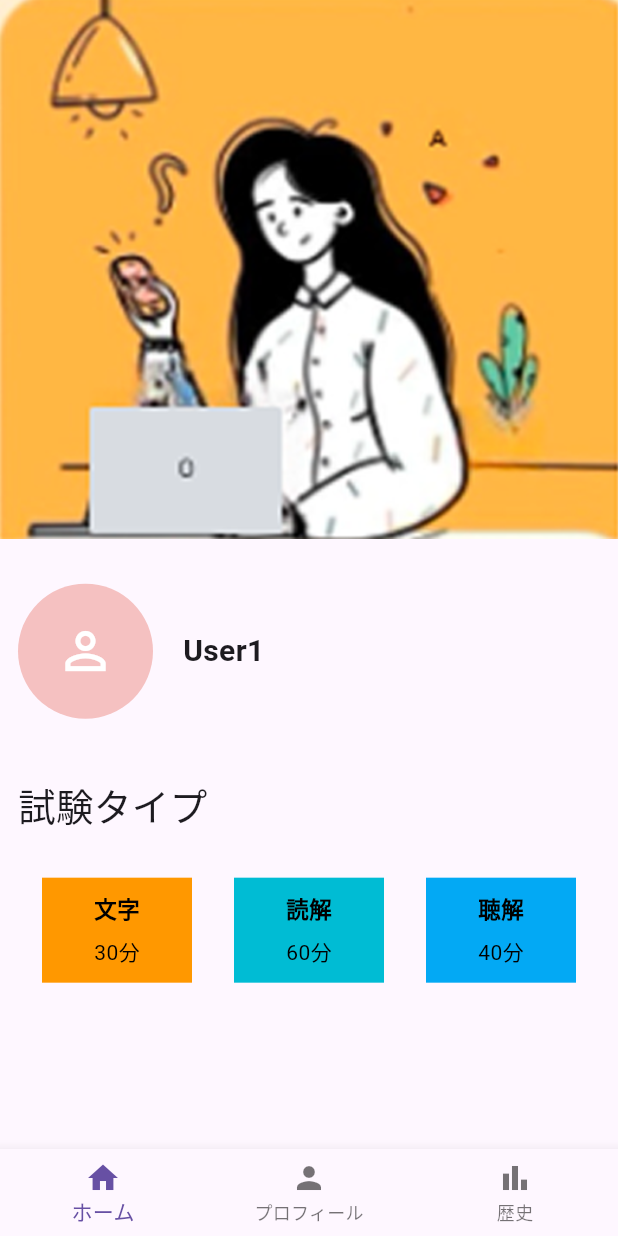
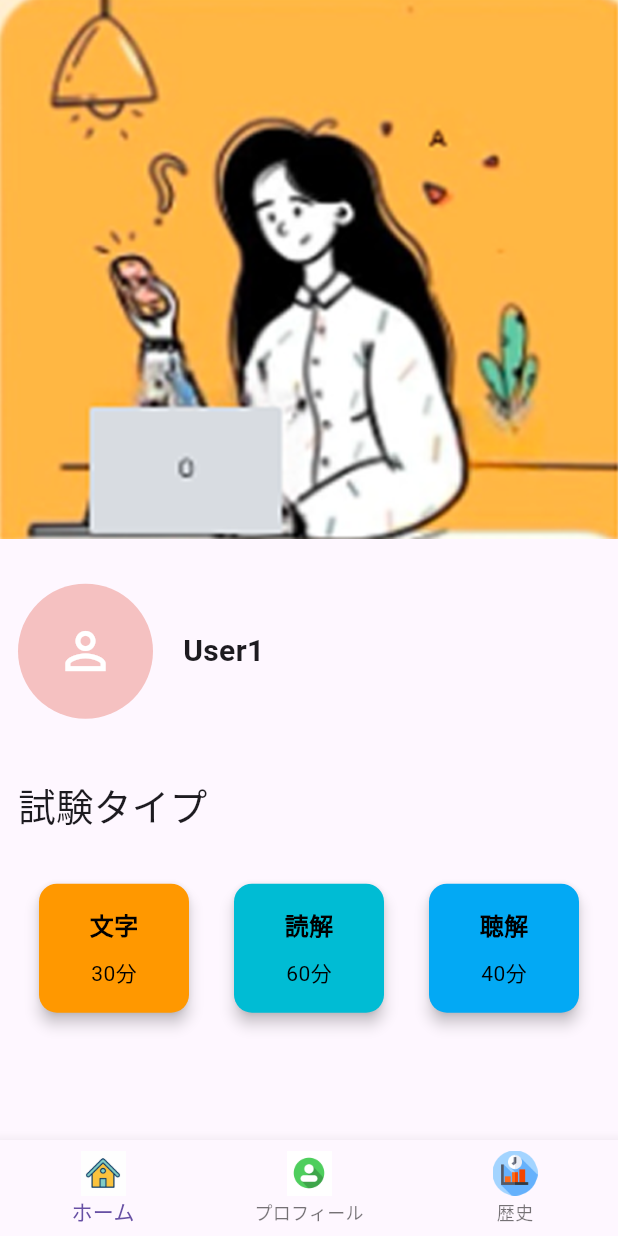
Before and after one commit to EiPhyuHtun/ojtpj, a Flutter app: the ExamDetailScreen screen opened directly with empty values, on a phone screen of 412 x 824 dp. Run offline on Flutter 3.47's test engine with Material 3 defaults, Android fonts, the phone set to English and light mode, and no system bars.

Commit message:
fix_examdetail

```diff
--- a/lib/exam_detail.dart
+++ b/lib/exam_detail.dart
@@ -1,6 +1,6 @@
 import 'package:flutter/material.dart';
 
-class ExamDetailScreen extends StatelessWidget {
+class ExamDetailScreen extends StatefulWidget {
   final String year;
   final String month;
   final String level;
@@ -13,6 +13,90 @@ class ExamDetailScreen extends StatelessWidget {
   }) : super(key: key);
 
   @override
+  _ExamDetailScreenState createState() => _ExamDetailScreenState();
+}
+
+class _ExamDetailScreenState extends State<ExamDetailScreen>
+    with SingleTickerProviderStateMixin {
+  late TabController _tabController;
+  int _currentIndex = 0;
+
+  final List<Widget> _pages = [
+    const ExamDetailTab(),
+    const SignupScreen(),
+    const HistoryScreen(),
+  ];
+
+  @override
+  void initState() {
+    super.initState();
+    _tabController = TabController(length: _pages.length, vsync: this);
+    _tabController.addListener(() {
+      if (_tabController.indexIsChanging) {
+        setState(() {
+          _currentIndex = _tabController.index;
+        });
+      }
+    });
+  }
+
+  void _onTabTapped(int index) {
+    setState(() {
+      _currentIndex = index;
+      _tabController.animateTo(index);
+    });
+  }
+
+  @override
+  void dispose() {
+    _tabController.dispose();
+    super.dispose();
+  }
+
+  @override
+  Widget build(BuildContext context) {
+    return Scaffold(
+        body: TabBarView(
+          controller: _tabController,
+          physics: const NeverScrollableScrollPhysics(),
+          children: _pages,
+        ),
+        bottomNavigationBar: BottomNavigationBar(
+          currentIndex: _currentIndex,
+          onTap: _onTabTapped,
+          items: [
+            BottomNavigationBarItem(
+              icon: SizedBox(
+                height: 30,
+                width: 30,
+                child: Image.asset('assets/images/home.jpg'),
+              ),
+              label: 'ホーム',
+            ),
+            BottomNavigationBarItem(
+              icon: SizedBox(
+                height: 30,
+                width: 30,
+                child: Image.asset('assets/images/profile.jpg'),
+              ),
+              label: 'プロフィール',
+            ),
+            BottomNavigationBarItem(
+              icon: SizedBox(
+                height: 30,
+                width: 30,
+                child: Image.asset('assets/images/history.png'),
+              ),
+              label: '歴史',
+            ),
+          ],
+        ));
+  }
+}
+
+class ExamDetailTab extends StatelessWidget {
+  const ExamDetailTab({super.key});
+  @override
   Widget build(BuildContext context) {
     return Scaffold(
       body: SafeArea(
@@ -23,8 +107,8 @@ class ExamDetailScreen extends StatelessWidget {
               width: double.infinity,
               fit: BoxFit.cover,
             ),
-            SizedBox(height: 30),
-            Padding(
+            const SizedBox(height: 30),
+            const Padding(
               padding: EdgeInsets.only(left: 12),
               child: Row(
                 mainAxisAlignment: MainAxisAlignment.start,
@@ -36,20 +120,15 @@ class ExamDetailScreen extends StatelessWidget {
                         size: 40, color: Colors.white),
                   ),
                   SizedBox(width: 20),
-                  Container(
-                    height: 90,
-                    alignment: Alignment.centerLeft,
-                    child: Text(
+                  Text(
                     'User1',
-                      style:
-                          TextStyle(fontSize: 20, fontWeight: FontWeight.bold),
-                    ),
+                    style: TextStyle(fontSize: 20, fontWeight: FontWeight.bold),
                   ),
                 ],
               ),
             ),
-            SizedBox(height: 40),
-            Row(
+            const SizedBox(height: 40),
+            const Row(
               mainAxisAlignment: MainAxisAlignment.start,
               children: [
                 Padding(
@@ -61,45 +140,79 @@ class ExamDetailScreen extends StatelessWidget {
                 ),
               ],
             ),
-            SizedBox(height: 30),
-            Row(
+            const SizedBox(height: 30),
+            const Row(
               mainAxisAlignment: MainAxisAlignment.spaceEvenly,
               children: [
-                _examTypeBox('文字', '30分', Colors.orange, Colors.black),
-                _examTypeBox('読解', '60分', Colors.cyan, Colors.black),
-                _examTypeBox('聴解', '40分', Colors.lightBlue, Colors.black),
+                _ExamTypeBox('文字', '30分', Colors.orange, Colors.black),
+                _ExamTypeBox('読解', '60分', Colors.cyan, Colors.black),
+                _ExamTypeBox('聴解', '40分', Colors.lightBlue, Colors.black),
               ],
             ),
           ],
         ),
       ),
-      bottomNavigationBar: BottomNavigationBar(
-        items: [
-          BottomNavigationBarItem(icon: Icon(Icons.home), label: 'ホーム'),
-          BottomNavigationBarItem(icon: Icon(Icons.person), label: 'プロフィール'),
-          BottomNavigationBarItem(icon: Icon(Icons.bar_chart), label: '歴史'),
-        ],
-      ),
     );
   }
+}
 
-  Widget _examTypeBox(
-      String title, String duration, Color bgColor, Color textColor) {
-    return Container(
+class _ExamTypeBox extends StatelessWidget {
+  final String title;
+  final String duration;
+  final Color bgColor;
+  final Color textColor;
+  const _ExamTypeBox(this.title, this.duration, this.bgColor, this.textColor);
+
+  @override
+  Widget build(BuildContext context) {
+    return Card(
+      color: bgColor,
+      elevation: 4,
+      shape: RoundedRectangleBorder(
+        borderRadius: BorderRadius.circular(12),
+      ),
+      child: Container(
         width: 100,
-      padding: EdgeInsets.symmetric(vertical: 10),
-      decoration: BoxDecoration(
-        color: bgColor,
-      ),
+        padding: const EdgeInsets.symmetric(vertical: 16),
         child: Column(
+          mainAxisSize: MainAxisSize.min,
           children: [
             Text(title,
                 style: TextStyle(
-                  color: textColor, fontSize: 15, fontWeight: FontWeight.bold)),
-          SizedBox(height: 8),
-          Text(duration, style: TextStyle(color: textColor)),
+                    color: textColor,
+                    fontSize: 16,
+                    fontWeight: FontWeight.bold)),
+            const SizedBox(height: 10),
+            Text(duration,
+                style: TextStyle(
+                  color: textColor,
+                  fontSize: 14,
+                )),
           ],
+        ),
       ),
     );
   }
 }
+
+class SignupScreen extends StatelessWidget {
+  const SignupScreen({super.key});
+
+  @override
+  Widget build(BuildContext context) {
+    return const Center(
+      child: Text('Signup Screen (Blank)', style: TextStyle(fontSize: 20)),
+    );
+  }
+}
+
+class HistoryScreen extends StatelessWidget {
+  const HistoryScreen({super.key});
+
+  @override
+  Widget build(BuildContext context) {
+    return const Center(
+      child: Text('History Screen (Blank)', style: TextStyle(fontSize: 20)),
+    );
+  }
+}
--- a/pubspec.yaml
+++ b/pubspec.yaml
@@ -63,6 +63,9 @@ flutter:
     - assets/images/book.png
     - assets/images/curve_background.png
     - assets/images/girl.png
+    - assets/images/history.png
+    - assets/images/home.jpg
+    - assets/images/profile.jpg
   # An image asset can refer to one or more resolution-specific "variants", see
   # https://flutter.dev/assets-and-images/#resolution-aware
 
```
Also changed, not shown: assets/images/history.png (added), assets/images/home.jpg (added), assets/images/profile.jpg (added). Lines whose indentation alone changed are shown as unchanged.
